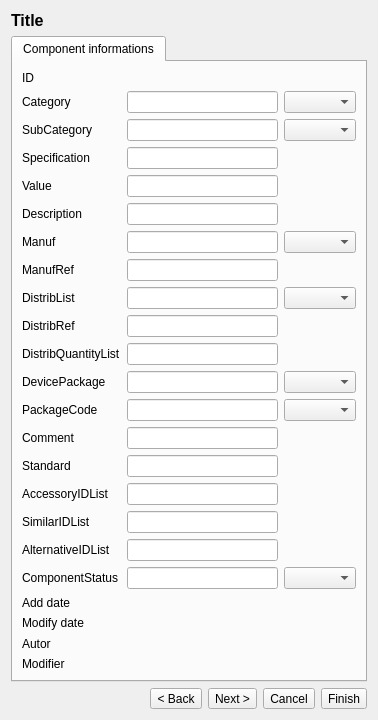
First picture: the form in src/componenteditor.ui, repository JuPrgn/BOManager, before the edit.
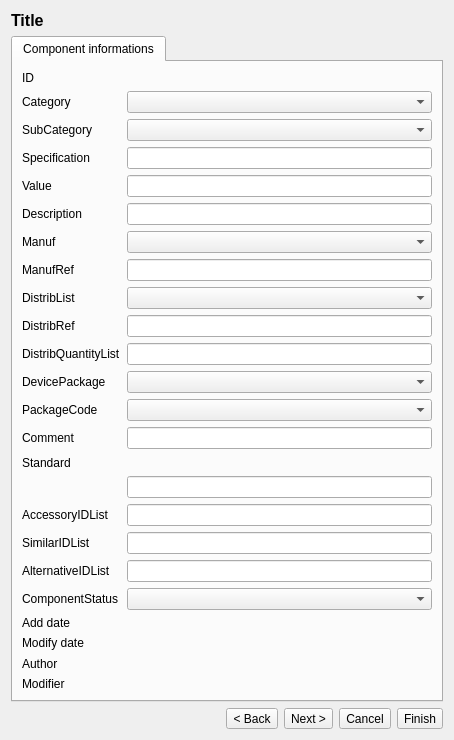
Second picture: the form after the edit.

Commit message: ComponentEditor and DBParser improvments

The edit to the form file:
```diff
--- a/src/componenteditor.ui
+++ b/src/componenteditor.ui
@@ -6,8 +6,8 @@
    <rect>
     <x>0</x>
     <y>0</y>
-    <width>378</width>
-    <height>673</height>
+    <width>454</width>
+    <height>692</height>
    </rect>
   </property>
   <property name="windowTitle">
@@ -38,20 +38,6 @@
        <string>Component informations</string>
       </attribute>
       <layout class="QGridLayout" name="gridLayout_2">
-       <item row="12" column="0">
-        <widget class="QLabel" name="label_12">
-         <property name="text">
-          <string>DistribRef</string>
-         </property>
-        </widget>
-       </item>
-       <item row="13" column="0">
-        <widget class="QLabel" name="label_13">
-         <property name="text">
-          <string>DistribQuantityList</string>
-         </property>
-        </widget>
-       </item>
        <item row="14" column="0">
         <widget class="QLabel" name="label_14">
          <property name="text">
@@ -73,42 +59,35 @@
          </property>
         </widget>
        </item>
-       <item row="17" column="0">
-        <widget class="QLabel" name="label_17">
-         <property name="text">
-          <string>Standard</string>
-         </property>
-        </widget>
-       </item>
-       <item row="22" column="0">
+       <item row="23" column="0">
         <widget class="QLabel" name="label_18">
          <property name="text">
           <string>AccessoryIDList</string>
          </property>
         </widget>
        </item>
-       <item row="23" column="0">
+       <item row="24" column="0">
         <widget class="QLabel" name="label_19">
          <property name="text">
           <string>SimilarIDList</string>
          </property>
         </widget>
        </item>
-       <item row="25" column="0">
+       <item row="26" column="0">
         <widget class="QLabel" name="label_21">
          <property name="text">
           <string>ComponentStatus</string>
          </property>
         </widget>
        </item>
-       <item row="29" column="0">
+       <item row="30" column="0">
         <widget class="QLabel" name="label_22">
          <property name="text">
-          <string>Autor</string>
+          <string>Author</string>
          </property>
         </widget>
        </item>
-       <item row="31" column="0">
+       <item row="32" column="0">
         <widget class="QLabel" name="label_23">
          <property name="text">
           <string>Modifier</string>
@@ -118,27 +97,21 @@
        <item row="12" column="1">
         <widget class="QLineEdit" name="leDistribRef"/>
        </item>
-       <item row="9" column="1">
-        <widget class="QLineEdit" name="leManuf"/>
-       </item>
-       <item row="29" column="1">
-        <widget class="QLabel" name="lbAutor">
+       <item row="30" column="1">
+        <widget class="QLabel" name="lbAuthor">
          <property name="text">
           <string/>
          </property>
         </widget>
        </item>
-       <item row="31" column="1">
+       <item row="32" column="1">
         <widget class="QLabel" name="lbModifier">
          <property name="text">
           <string/>
          </property>
         </widget>
        </item>
-       <item row="14" column="1">
-        <widget class="QLineEdit" name="leDevicePackage"/>
-       </item>
-       <item row="24" column="0">
+       <item row="25" column="0">
         <widget class="QLabel" name="label_20">
          <property name="text">
           <string>AlternativeIDList</string>
@@ -148,84 +121,21 @@
        <item row="8" column="1">
         <widget class="QLineEdit" name="leDescription"/>
        </item>
-       <item row="11" column="1">
-        <widget class="QLineEdit" name="leDistribList"/>
-       </item>
-       <item row="7" column="1">
-        <widget class="QLineEdit" name="leValue"/>
-       </item>
-       <item row="15" column="1">
-        <widget class="QLineEdit" name="lePackageCode"/>
-       </item>
-       <item row="17" column="1">
-        <widget class="QLineEdit" name="leStandard"/>
-       </item>
-       <item row="16" column="1">
-        <widget class="QLineEdit" name="leComment"/>
-       </item>
-       <item row="22" column="1">
-        <widget class="QLineEdit" name="leAccessoryIDList"/>
-       </item>
-       <item row="23" column="1">
-        <widget class="QLineEdit" name="leSimilarIDList"/>
-       </item>
-       <item row="24" column="1">
-        <widget class="QLineEdit" name="leAlternativeIDList"/>
-       </item>
-       <item row="25" column="1">
-        <widget class="QLineEdit" name="leComponentStatus"/>
-       </item>
-       <item row="13" column="1">
-        <widget class="QLineEdit" name="leDistribQuantityList"/>
-       </item>
-       <item row="6" column="1">
-        <widget class="QLineEdit" name="leSpecification"/>
-       </item>
-       <item row="10" column="1">
-        <widget class="QLineEdit" name="leManufRef"/>
-       </item>
-       <item row="5" column="1">
-        <widget class="QLineEdit" name="leSubCategory"/>
-       </item>
-       <item row="3" column="1">
-        <widget class="QLineEdit" name="leCategory"/>
-       </item>
-       <item row="0" column="0">
-        <widget class="QLabel" name="label_6">
-         <property name="text">
-          <string>ID</string>
-         </property>
-        </widget>
-       </item>
-       <item row="0" column="1">
-        <widget class="QLabel" name="lbID">
-         <property name="text">
-          <string/>
-         </property>
-        </widget>
-       </item>
        <item row="27" column="1">
-        <widget class="QLabel" name="lbModifyDate">
-         <property name="text">
-          <string/>
-         </property>
-        </widget>
-       </item>
-       <item row="26" column="1">
         <widget class="QLabel" name="lbAddDate">
          <property name="text">
           <string/>
          </property>
         </widget>
        </item>
-       <item row="27" column="0">
+       <item row="28" column="0">
         <widget class="QLabel" name="label_5">
          <property name="text">
           <string>Modify date</string>
          </property>
         </widget>
        </item>
-       <item row="26" column="0">
+       <item row="27" column="0">
         <widget class="QLabel" name="label_4">
          <property name="text">
           <string>Add date</string>
@@ -288,7 +198,13 @@
          </property>
         </widget>
        </item>
-       <item row="5" column="2">
+       <item row="26" column="1">
+        <widget class="QComboBox" name="cmbComponentStatus"/>
+       </item>
+       <item row="9" column="1">
+        <widget class="QComboBox" name="cmbManufacturer"/>
+       </item>
+       <item row="5" column="1">
         <widget class="QComboBox" name="cmbSubCategory">
          <property name="editable">
           <bool>false</bool>
@@ -298,7 +214,7 @@
          </property>
         </widget>
        </item>
-       <item row="3" column="2">
+       <item row="3" column="1">
         <widget class="QComboBox" name="cmbCategory">
          <property name="editable">
           <bool>false</bool>
@@ -308,20 +224,90 @@
          </property>
         </widget>
        </item>
-       <item row="9" column="2">
-        <widget class="QComboBox" name="cmbManufacturer"/>
+       <item row="14" column="1">
+        <widget class="QComboBox" name="cmbDevicePackage"/>
        </item>
-       <item row="11" column="2">
+       <item row="11" column="1">
         <widget class="QComboBox" name="cmbDistributor"/>
        </item>
-       <item row="15" column="2">
+       <item row="15" column="1">
         <widget class="QComboBox" name="cmbPackageCode"/>
        </item>
-       <item row="25" column="2">
-        <widget class="QComboBox" name="cmbComponentStatus"/>
+       <item row="7" column="1">
+        <widget class="QLineEdit" name="leValue"/>
        </item>
-       <item row="14" column="2">
-        <widget class="QComboBox" name="cmbDevicePackage"/>
+       <item row="18" column="1">
+        <widget class="QLineEdit" name="leStandard"/>
+       </item>
+       <item row="16" column="1">
+        <widget class="QLineEdit" name="leComment"/>
+       </item>
+       <item row="23" column="1">
+        <widget class="QLineEdit" name="leAccessoryIDList"/>
+       </item>
+       <item row="24" column="1">
+        <widget class="QLineEdit" name="leSimilarIDList"/>
+       </item>
+       <item row="25" column="1">
+        <widget class="QLineEdit" name="leAlternativeIDList"/>
+       </item>
+       <item row="13" column="1">
+        <widget class="QLineEdit" name="leDistribQuantityList"/>
+       </item>
+       <item row="6" column="1">
+        <widget class="QLineEdit" name="leSpecification"/>
+       </item>
+       <item row="10" column="1">
+        <widget class="QLineEdit" name="leManufRef"/>
+       </item>
+       <item row="0" column="0">
+        <widget class="QLabel" name="label_6">
+         <property name="text">
+          <string>ID</string>
+         </property>
+        </widget>
+       </item>
+       <item row="0" column="1">
+        <widget class="QLabel" name="lbID">
+         <property name="text">
+          <string/>
+         </property>
+        </widget>
+       </item>
+       <item row="28" column="1">
+        <widget class="QLabel" name="lbModifyDate">
+         <property name="text">
+          <string/>
+         </property>
+        </widget>
+       </item>
+       <item row="12" column="0">
+        <widget class="QLabel" name="label_12">
+         <property name="text">
+          <string>DistribRef</string>
+         </property>
+        </widget>
+       </item>
+       <item row="13" column="0">
+        <widget class="QLabel" name="label_13">
+         <property name="text">
+          <string>DistribQuantityList</string>
+         </property>
+        </widget>
+       </item>
+       <item row="17" column="1">
+        <layout class="QHBoxLayout" name="layStandard">
+         <property name="topMargin">
+          <number>10</number>
+         </property>
+        </layout>
+       </item>
+       <item row="17" column="0">
+        <widget class="QLabel" name="label_17">
+         <property name="text">
+          <string>Standard</string>
+         </property>
+        </widget>
        </item>
       </layout>
      </widget>
```
The commit also changes 8 other files.
